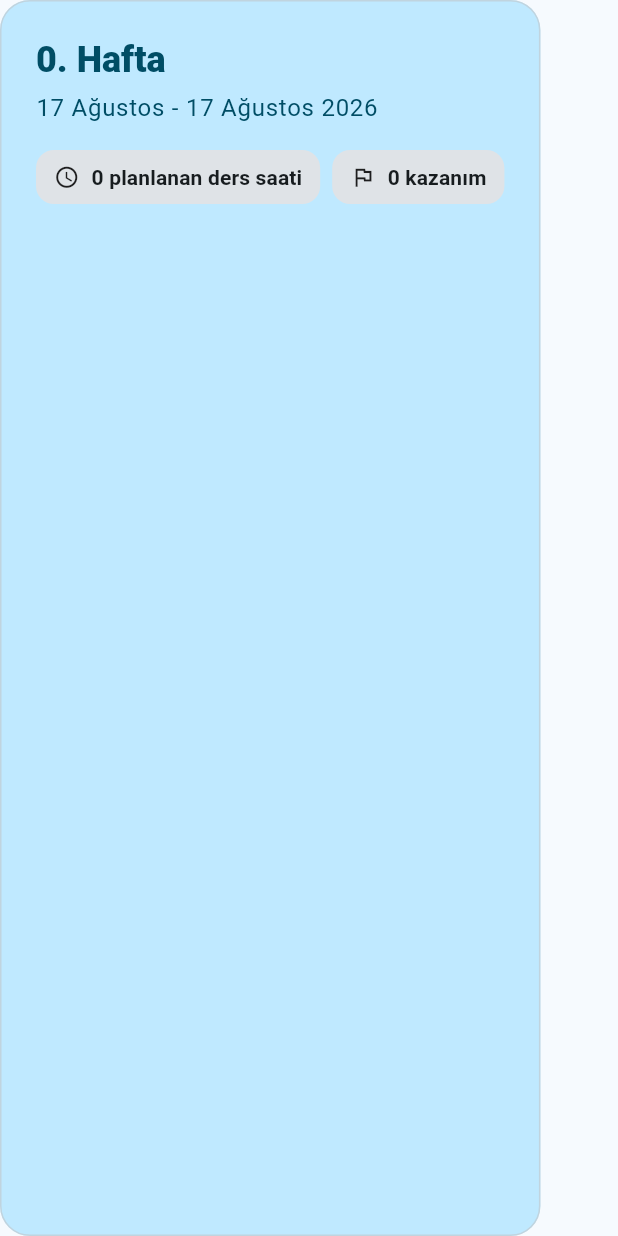
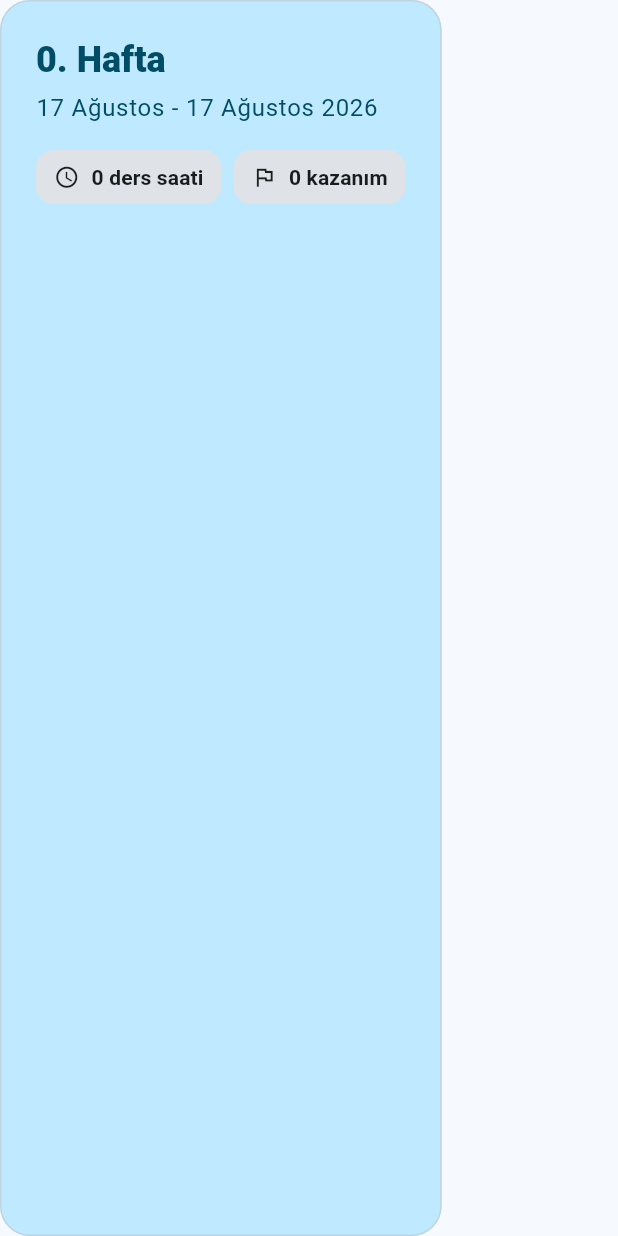
Before and after one commit to knigdelioglu/OgretmenOS, a Flutter app: the _WeekHero widget shown alone on an empty page, opened directly with empty values, on a phone screen of 412 x 824 dp. Run offline on Flutter 3.47's test engine with Material 3 defaults, Android fonts, the phone set to English and light mode, and no system bars; our stand-ins replace shared_preferences, sqflite; accounts and stored records are empty.

Commit message:
Fix weekly plan phone overflow

```diff
--- a/lib/features/weekly_plan/weekly_plan_page.dart
+++ b/lib/features/weekly_plan/weekly_plan_page.dart
@@ -186,7 +186,7 @@ class _WeekHero extends StatelessWidget {
                       ? Icons.celebration_outlined
                       : Icons.schedule_outlined,
                   value: '${week.plannedLessonHours}',
-                  label: 'planlanan ders saati',
+                  label: 'ders saati',
                 ),
                 if (!week.isEventWeek)
                   MetricChip(
```
